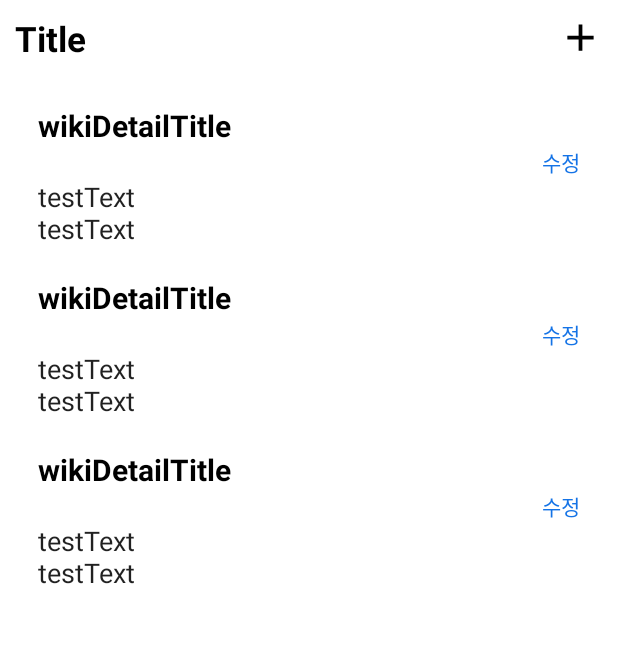
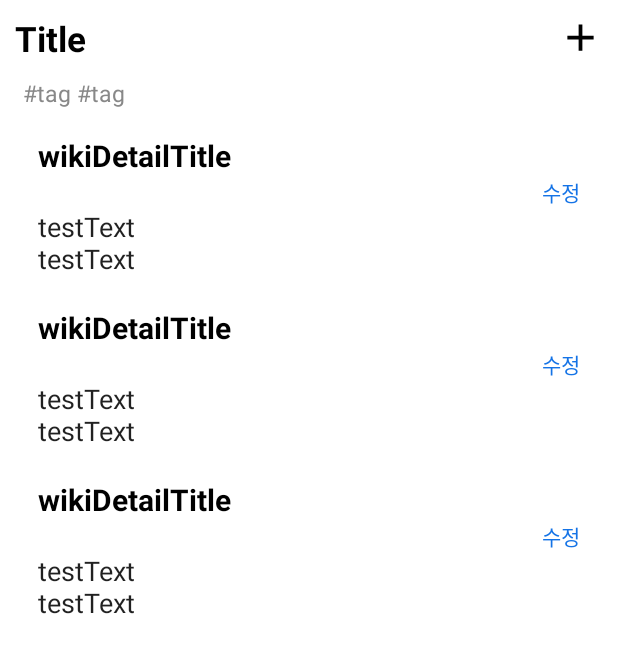
Before and after one commit to AjouWiki/Ajou-Wiki-Frontend, an Android app: the layout activity_wiki_detail.xml on its own in the app's theme, with its tools: preview values and no code run, on a phone screen of 412 x 824 dp. Shown: the top 653 px of the screen. Run offline under Robolectric (Android 15) with nearby library versions, the phone set to English and light mode, and no system bars; plain views replace MarkdownEditText.

Commit message:
Wiki Detail Tags added

```diff
--- a/app/src/main/res/layout/activity_wiki_detail.xml
+++ b/app/src/main/res/layout/activity_wiki_detail.xml
@@ -11,7 +11,7 @@
         android:id="@+id/wiki_detail_list"
         android:layout_width="match_parent"
         android:layout_height="match_parent"
-        android:layout_marginTop="60dp"
+        android:layout_marginTop="80dp"
         app:layoutManager="androidx.recyclerview.widget.LinearLayoutManager"
         tools:listitem="@layout/wiki_detail_list">
 
@@ -41,5 +41,17 @@
         android:layout_marginStart="10dp"
         android:layout_marginTop="10dp"></TextView>
 
+    <TextView
+        android:id="@+id/tag"
+        android:text="#tag #tag"
+        android:layout_width="match_parent"
+        android:layout_height="wrap_content"
+        android:textSize="15dp"
+        android:textColor="@color/gray"
+        app:layout_constraintTop_toBottomOf="@id/title"
+        app:layout_constraintStart_toStartOf="parent"
+        android:layout_marginHorizontal="15dp"
+        android:layout_marginTop="10dp"></TextView>
+
 
 </androidx.constraintlayout.widget.ConstraintLayout>
```
Also changed, not shown: app/src/main/java/com/ajoudb/ajouwiki/activity/WikiDetailActivity.kt (+11 -0 lines).
